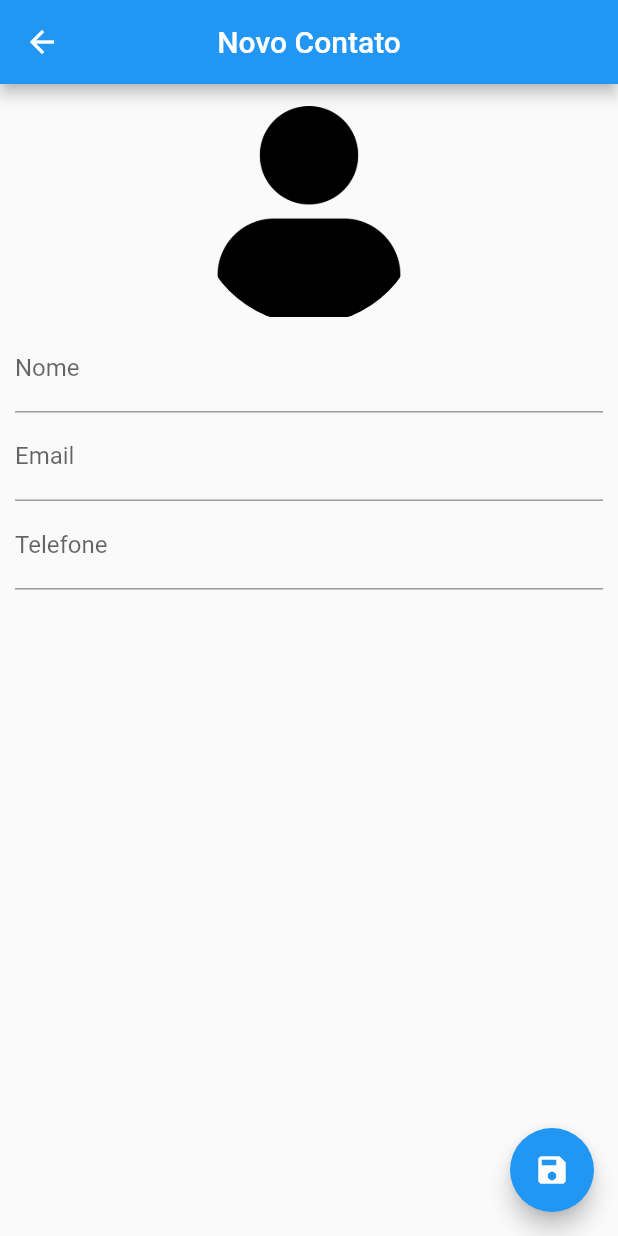
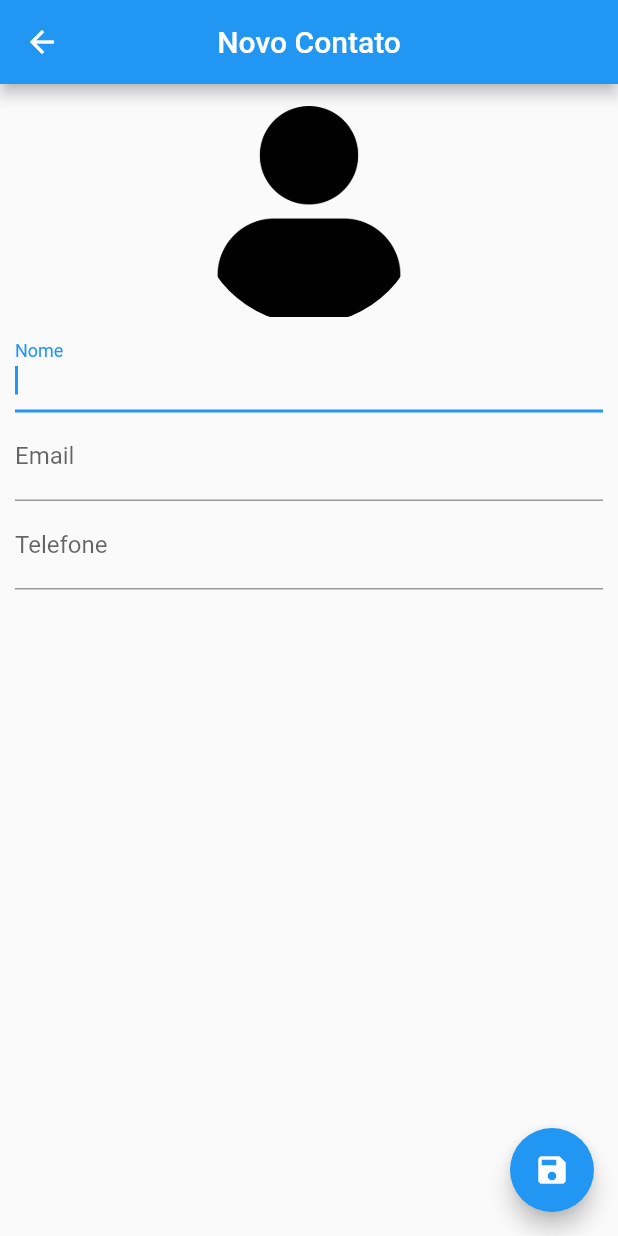
Before and after one commit to galdino01/contact_list, a Flutter app: the ContactPage screen opened directly, after a tap on the "save" icon, on a phone screen of 412 x 824 dp. Run offline on Flutter 3.47's test engine with Material 2 defaults, Android fonts, the phone set to English and light mode, and no system bars; our stand-ins replace flutter_dotenv, sqflite; accounts and stored records are empty.

```diff
--- a/lib/ui/contact_page.dart
+++ b/lib/ui/contact_page.dart
@@ -17,6 +17,10 @@ class _ContactPageState extends State<ContactPage> {
   final _nameController = TextEditingController();
   final _emailController = TextEditingController();
   final _phoneController = TextEditingController();
+
+  final _nameFocus = FocusNode();
+  final _emailFocus = FocusNode();
+  final _phoneFocus = FocusNode();
 
   bool _userUpdated = false;
   late Contact _updatedContact;
@@ -49,7 +53,28 @@ class _ContactPageState extends State<ContactPage> {
         centerTitle: true,
       ),
       floatingActionButton: FloatingActionButton(
-        onPressed: () {},
+        onPressed: () {
+          if (_updatedContact.phone.isEmpty || _updatedContact.phone == '') {
+            FocusScope.of(context).requestFocus(_phoneFocus);
+          }
+
+          if (_updatedContact.email.isEmpty || _updatedContact.email == '') {
+            FocusScope.of(context).requestFocus(_emailFocus);
+          }
+
+          if (_updatedContact.name.isEmpty || _updatedContact.name == '') {
+            FocusScope.of(context).requestFocus(_nameFocus);
+          }
+
+          if (_updatedContact.name.isNotEmpty &&
+              _updatedContact.name != '' &&
+              _updatedContact.email.isNotEmpty &&
+              _updatedContact.email != '' &&
+              _updatedContact.phone.isNotEmpty &&
+              _updatedContact.phone != '') {
+            Navigator.pop(context, _updatedContact);
+          }
+        },
         backgroundColor: Colors.blue,
         child: const Icon(Icons.save),
       ),
@@ -75,6 +100,7 @@ class _ContactPageState extends State<ContactPage> {
             ),
             TextField(
               controller: _nameController,
+              focusNode: _nameFocus,
               decoration: const InputDecoration(
                 labelText: 'Nome',
               ),
@@ -87,6 +113,7 @@ class _ContactPageState extends State<ContactPage> {
             ),
             TextField(
               controller: _emailController,
+              focusNode: _emailFocus,
               decoration: const InputDecoration(
                 labelText: 'Email',
               ),
@@ -98,6 +125,7 @@ class _ContactPageState extends State<ContactPage> {
             ),
             TextField(
               controller: _phoneController,
+              focusNode: _phoneFocus,
               decoration: const InputDecoration(
                 labelText: 'Telefone',
               ),
--- a/lib/ui/home_page.dart
+++ b/lib/ui/home_page.dart
@@ -123,7 +123,9 @@ class _HomePageState extends State<HomePage> {
         await _contactRepository.saveContact(recContact);
       }
 
-      _getAllContacts();
+      setState(() {
+        _getAllContacts();
+      });
     }
   }
 
```
